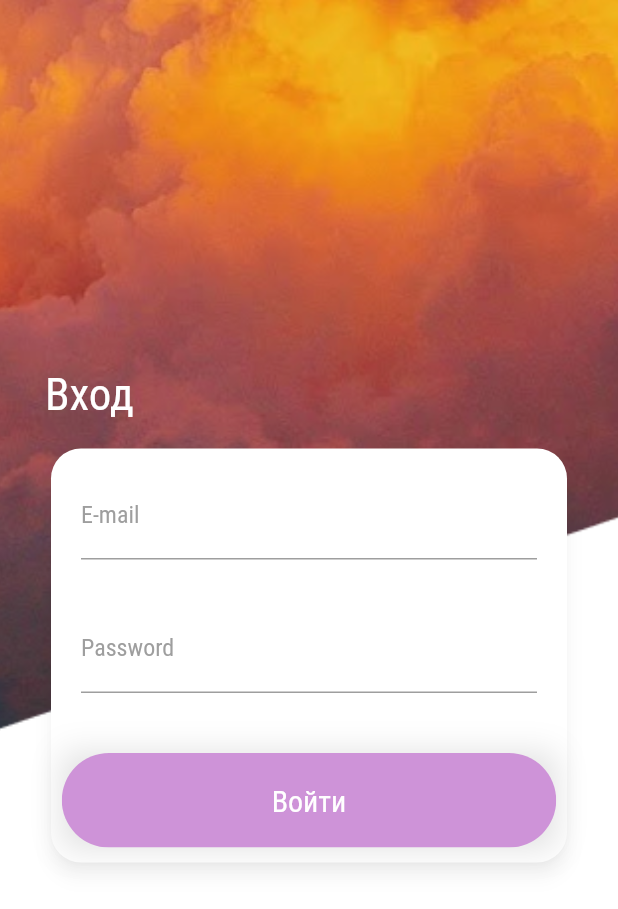
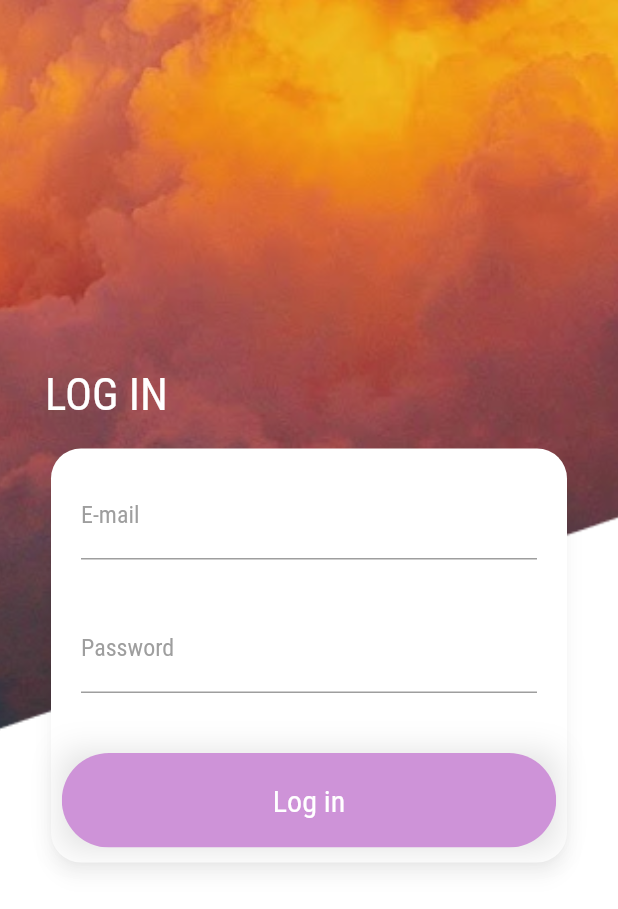
Before and after one commit to Ekaterina300799/UI_practice, a Flutter app: the screen it shows after launch, on a phone screen of 412 x 824 dp. Shown: the top 909 px of the screen. Run offline on Flutter 3.47's test engine with Material 2 defaults, Android fonts, the phone set to English and light mode, and no system bars; our stand-ins replace flutter_svg; missing offline and left inert: cuberto_bottom_bar.

```diff
--- a/app_practice/lib/screens/loginScreen/widgets/logCard.dart
+++ b/app_practice/lib/screens/loginScreen/widgets/logCard.dart
@@ -47,7 +47,7 @@ class _LoginCardState extends State<LoginCard> {
           crossAxisAlignment: CrossAxisAlignment.start,
           children: [
             Text(
-              "Вход",
+              "LOG IN",
               style: TextStyle(
                 color: Colors.white,
                 fontSize: 30,
@@ -99,7 +99,7 @@ class _LoginCardState extends State<LoginCard> {
                           ),
                         ),
                         child: Text(
-                          "Войти",
+                          "Log in",
                           style: TextStyle(
                             color: Colors.white,
                             fontSize: 20,
```
Also changed, not shown: 1 other file.
